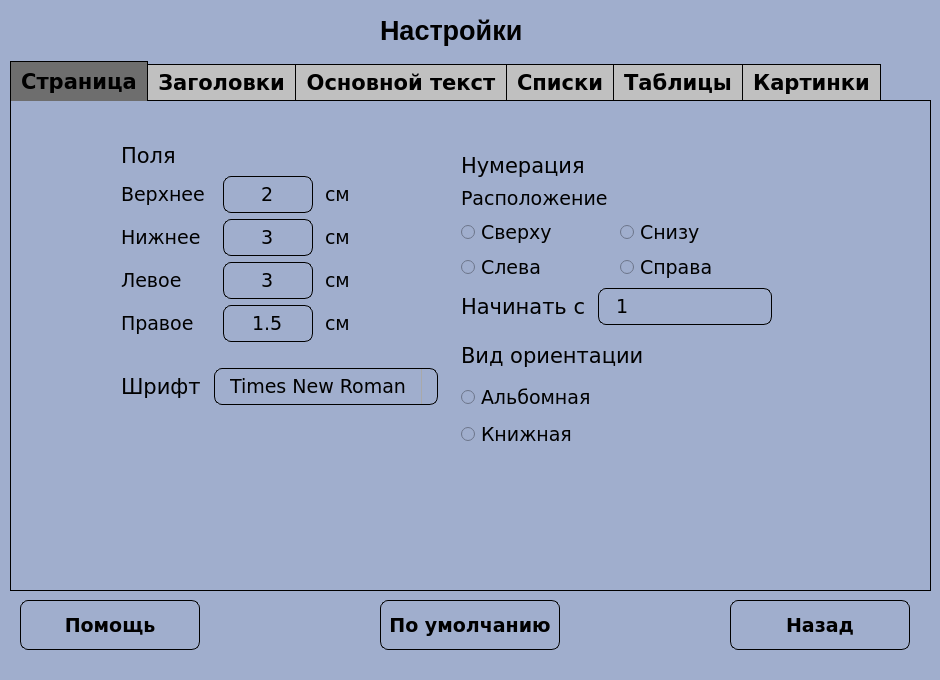
First picture: the form in SettingsUI.ui, repository Asklit/CourseProjectPython, before the edit.
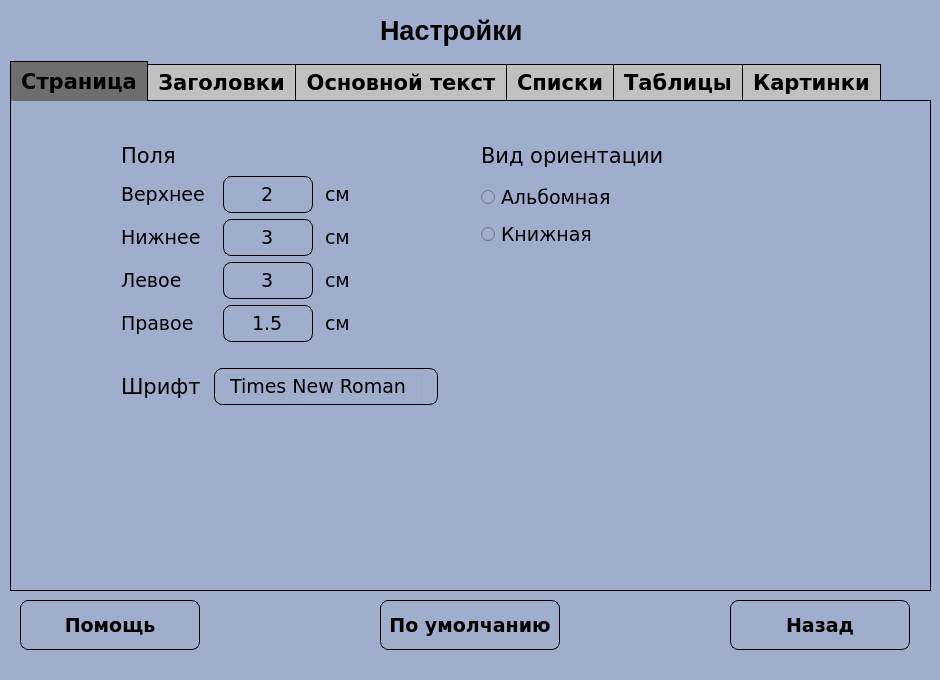
Second picture: the form after the edit. The open tabs and pages were chosen to show the change. Icons and pictures are not drawn.

Patch:
```diff
--- a/SettingsUI.ui
+++ b/SettingsUI.ui
@@ -597,112 +597,6 @@
       </item>
      </layout>
     </widget>
-    <widget class="QWidget" name="gridLayoutWidget_2">
-     <property name="geometry">
-      <rect>
-       <x>450</x>
-       <y>50</y>
-       <width>311</width>
-       <height>131</height>
-      </rect>
-     </property>
-     <layout class="QGridLayout" name="gridLayout_2">
-      <item row="1" column="0">
-       <widget class="QLabel" name="labelSettings_14">
-        <property name="font">
-         <font>
-          <family>Verdana</family>
-          <pointsize>14</pointsize>
-          <weight>50</weight>
-          <italic>false</italic>
-          <bold>false</bold>
-         </font>
-        </property>
-        <property name="mouseTracking">
-         <bool>false</bool>
-        </property>
-        <property name="text">
-         <string>Расположение</string>
-        </property>
-       </widget>
-      </item>
-      <item row="0" column="0">
-       <widget class="QLabel" name="labelSettings_13">
-        <property name="font">
-         <font>
-          <family>Verdana</family>
-          <pointsize>16</pointsize>
-          <weight>50</weight>
-          <italic>false</italic>
-          <bold>false</bold>
-         </font>
-        </property>
-        <property name="mouseTracking">
-         <bool>false</bool>
-        </property>
-        <property name="text">
-         <string>Нумерация  </string>
-        </property>
-       </widget>
-      </item>
-      <item row="2" column="0">
-       <widget class="QRadioButton" name="btnNumerationTop">
-        <property name="font">
-         <font>
-          <pointsize>14</pointsize>
-          <weight>50</weight>
-          <bold>false</bold>
-         </font>
-        </property>
-        <property name="text">
-         <string>Сверху</string>
-        </property>
-       </widget>
-      </item>
-      <item row="3" column="0">
-       <widget class="QRadioButton" name="btnNumerationLeft">
-        <property name="font">
-         <font>
-          <pointsize>14</pointsize>
-          <weight>50</weight>
-          <bold>false</bold>
-         </font>
-        </property>
-        <property name="text">
-         <string>Слева</string>
-        </property>
-       </widget>
-      </item>
-      <item row="2" column="1">
-       <widget class="QRadioButton" name="btnNumerationDown">
-        <property name="font">
-         <font>
-          <pointsize>14</pointsize>
-          <weight>50</weight>
-          <bold>false</bold>
-         </font>
-        </property>
-        <property name="text">
-         <string>Снизу</string>
-        </property>
-       </widget>
-      </item>
-      <item row="3" column="1">
-       <widget class="QRadioButton" name="btnNumerationRight">
-        <property name="font">
-         <font>
-          <pointsize>14</pointsize>
-          <weight>50</weight>
-          <bold>false</bold>
-         </font>
-        </property>
-        <property name="text">
-         <string>Справа</string>
-        </property>
-       </widget>
-      </item>
-     </layout>
-    </widget>
     <widget class="QWidget" name="gridLayoutWidget_5">
      <property name="geometry">
       <rect>
@@ -792,163 +686,11 @@
       </item>
      </layout>
     </widget>
-    <widget class="QWidget" name="gridLayoutWidget_6">
-     <property name="geometry">
-      <rect>
-       <x>450</x>
-       <y>180</y>
-       <width>311</width>
-       <height>51</height>
-      </rect>
-     </property>
-     <layout class="QGridLayout" name="gridLayout_6">
-      <item row="0" column="0">
-       <widget class="QLabel" name="labelSettings_27">
-        <property name="palette">
-         <palette>
-          <active>
-           <colorrole role="Button">
-            <brush brushstyle="SolidPattern">
-             <color alpha="255">
-              <red>160</red>
-              <green>174</green>
-              <blue>205</blue>
-             </color>
-            </brush>
-           </colorrole>
-           <colorrole role="Base">
-            <brush brushstyle="SolidPattern">
-             <color alpha="255">
-              <red>160</red>
-              <green>174</green>
-              <blue>205</blue>
-             </color>
-            </brush>
-           </colorrole>
-           <colorrole role="Window">
-            <brush brushstyle="SolidPattern">
-             <color alpha="255">
-              <red>160</red>
-              <green>174</green>
-              <blue>205</blue>
-             </color>
-            </brush>
-           </colorrole>
-          </active>
-          <inactive>
-           <colorrole role="Button">
-            <brush brushstyle="SolidPattern">
-             <color alpha="255">
-              <red>160</red>
-              <green>174</green>
-              <blue>205</blue>
-             </color>
-            </brush>
-           </colorrole>
-           <colorrole role="Base">
-            <brush brushstyle="SolidPattern">
-             <color alpha="255">
-              <red>160</red>
-              <green>174</green>
-              <blue>205</blue>
-             </color>
-            </brush>
-           </colorrole>
-           <colorrole role="Window">
-            <brush brushstyle="SolidPattern">
-             <color alpha="255">
-              <red>160</red>
-              <green>174</green>
-              <blue>205</blue>
-             </color>
-            </brush>
-           </colorrole>
-          </inactive>
-          <disabled>
-           <colorrole role="Button">
-            <brush brushstyle="SolidPattern">
-             <color alpha="255">
-              <red>160</red>
-              <green>174</green>
-              <blue>205</blue>
-             </color>
-            </brush>
-           </colorrole>
-           <colorrole role="Base">
-            <brush brushstyle="SolidPattern">
-             <color alpha="255">
-              <red>160</red>
-              <green>174</green>
-              <blue>205</blue>
-             </color>
-            </brush>
-           </colorrole>
-           <colorrole role="Window">
-            <brush brushstyle="SolidPattern">
-             <color alpha="255">
-              <red>160</red>
-              <green>174</green>
-              <blue>205</blue>
-             </color>
-            </brush>
-           </colorrole>
-          </disabled>
-         </palette>
-        </property>
-        <property name="font">
-         <font>
-          <family>Verdana</family>
-          <pointsize>16</pointsize>
-          <weight>50</weight>
-          <italic>false</italic>
-          <bold>false</bold>
-         </font>
-        </property>
-        <property name="mouseTracking">
-         <bool>false</bool>
-        </property>
-        <property name="text">
-         <string>Начинать с </string>
-        </property>
-       </widget>
-      </item>
-      <item row="0" column="1">
-       <widget class="QLineEdit" name="LENumerationStartFrom">
-        <property name="font">
-         <font>
-          <family>Verdana</family>
-          <pointsize>14</pointsize>
-          <weight>50</weight>
-          <bold>false</bold>
-         </font>
-        </property>
-        <property name="styleSheet">
-         <string notr="true">QLineEdit {
-  border-radius: 8px;
-  border: 1px solid black;
-  padding: 5px 15px;
-}
-
-QLineEdit:focus {
-  border: 1px solid yellow;
-}
-
-QLineEdit::placeholder {
-  color: #767e89;
-}</string>
-        </property>
-        <property name="text">
-         <string>1</string>
-        </property>
-       </widget>
-      </item>
-     </layout>
-    </widget>
     <widget class="QWidget" name="verticalLayoutWidget_11">
      <property name="geometry">
       <rect>
-       <x>450</x>
-       <y>280</y>
+       <x>470</x>
+       <y>80</y>
        <width>230</width>
        <height>71</height>
       </rect>
@@ -987,8 +729,8 @@
     <widget class="QLabel" name="labelSettings_45">
      <property name="geometry">
       <rect>
-       <x>450</x>
-       <y>240</y>
+       <x>470</x>
+       <y>40</y>
        <width>228</width>
        <height>29</height>
       </rect>
```
Left out of the diff: 2 changed lines with no effect on the pictures.
